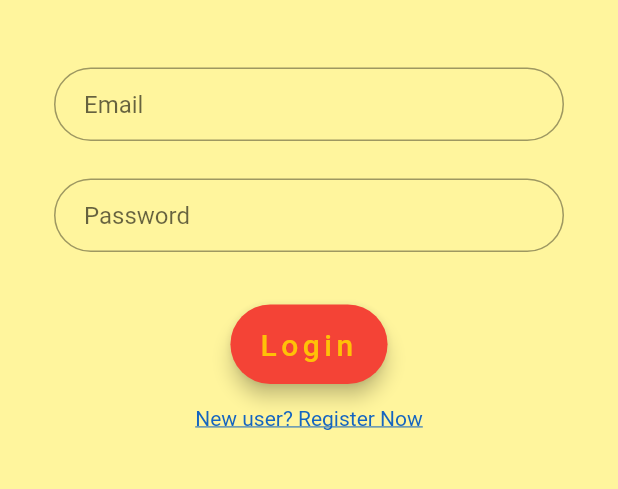
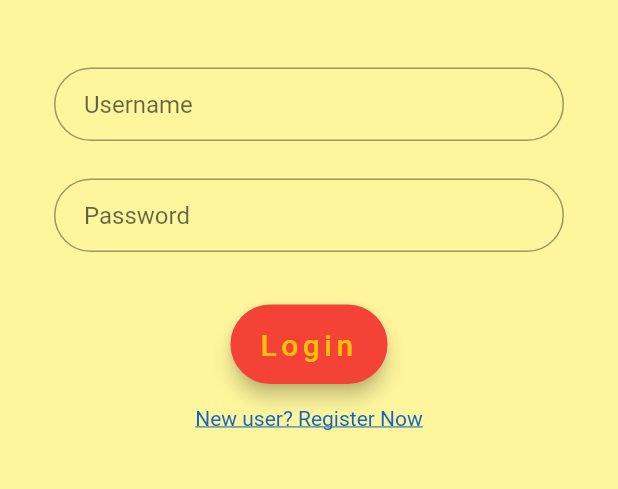
Before and after one commit to wenjie-1997/GoBites, a Flutter app: the screen it shows after launch, on a phone screen of 412 x 824 dp, the part 447-936 px from its top. Run offline on Flutter 3.47's test engine with Material 2 defaults, Android fonts, the phone set to English and light mode, and no system bars; our stand-ins replace flutter_spinkit.

Commit message:
Update login.dart

```diff
--- a/demo/lib/pages/login.dart
+++ b/demo/lib/pages/login.dart
@@ -10,28 +10,28 @@ class Login extends StatefulWidget {
 }
 
 class _LoginState extends State<Login> {
-  final _email = TextEditingController();
+  final _username = TextEditingController();
   final _password = TextEditingController();
   bool _validateEmail = false;
   bool _validatePassword = false;
 
   @override
   void dispose() {
-    _email.dispose();
+    _username.dispose();
     _password.dispose();
     super.dispose();
   }
 
   @override
   Widget build(BuildContext context) {
-    final emailField = TextField(
-      controller: _email,
+    final usernameField = TextField(
+      controller: _username,
       obscureText: false,
       decoration: InputDecoration(
         contentPadding: EdgeInsets.fromLTRB(20.0, 15.0, 20.0, 15.0),
-        hintText: "Email",
+        hintText: "Username",
         border: OutlineInputBorder(borderRadius: BorderRadius.circular(32.0)),
-        errorText: _validateEmail ? 'Email Can\'t Be Empty' : null,
+        errorText: _validateEmail ? 'Username Can\'t Be Empty' : null,
       ),
     );
 
@@ -48,7 +48,7 @@ class _LoginState extends State<Login> {
 
     checkCredential() async {
       var result = await http_post("login", {
-        "username": _email.text,
+        "username": _username.text,
         "password": _password.text,
       });
       if (result.statusCode == 200) {
@@ -74,7 +74,7 @@ class _LoginState extends State<Login> {
           padding: EdgeInsets.fromLTRB(20.0, 15.0, 20.0, 15.0),
           onPressed: () {
             setState(() {
-              _email.text.isEmpty
+              _username.text.isEmpty
                   ? _validateEmail = true
                   : _validateEmail = false;
             });
@@ -124,7 +124,7 @@ class _LoginState extends State<Login> {
                         letterSpacing: 3.0,
                         color: Colors.black)),
                 SizedBox(height: 45.0),
-                emailField,
+                usernameField,
                 SizedBox(height: 25.0),
                 passwordField,
                 SizedBox(
```
